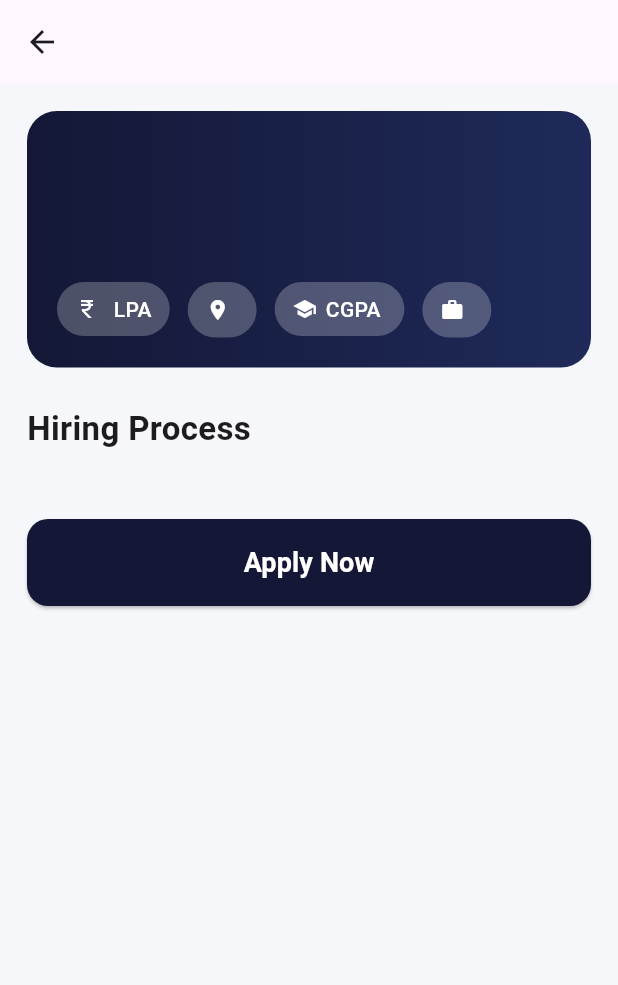
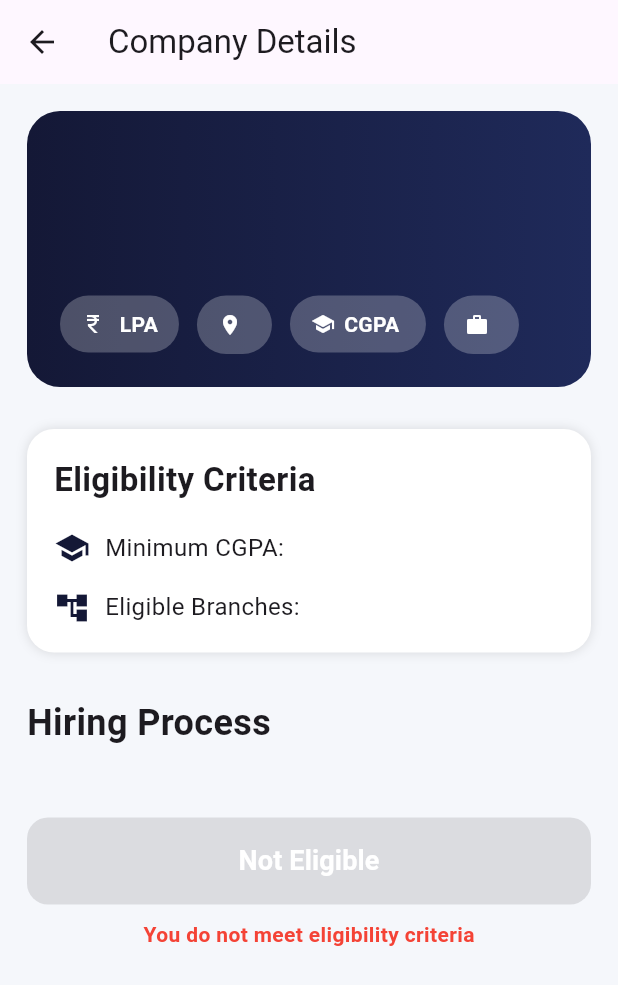
Before and after one commit to Anushka-Gurav/Placement_App, a Flutter app: the CompanyDetailScreen screen opened directly with empty values, on a phone screen of 412 x 824 dp. Shown: the top 985 px of the screen. Run offline on Flutter 3.47's test engine with Material 3 defaults, Android fonts, the phone set to English and light mode, and no system bars; our stand-ins replace cloud_firestore, firebase_auth, firebase_core, fl_chart; accounts and stored records are empty.

Commit message:
Adding Company Screen

```diff
--- a/lib/screens/student/company_list_screen.dart
+++ b/lib/screens/student/company_list_screen.dart
@@ -106,8 +106,6 @@ class CompanyListScreen extends StatelessWidget {
                             CompanyDetailScreen(
 
                               companyId: doc.id,
-
-                              company: c,
                             ),
                       ),
                     );
@@ -336,7 +334,7 @@ class CompanyListScreen extends StatelessWidget {
                                         companyId:
                                         doc.id,
 
-                                        company: c,
+
                                       ),
                                 ),
                               );
--- a/lib/services/company_detail_screen.dart
+++ b/lib/services/company_detail_screen.dart
@@ -1,39 +1,65 @@
 import 'package:flutter/material.dart';
 import 'package:cloud_firestore/cloud_firestore.dart';
+import 'package:firebase_auth/firebase_auth.dart';
 
 import 'application_firestore_service.dart';
 
 class CompanyDetailScreen extends StatelessWidget {
-
   final String companyId;
-
-  final Map<String, dynamic> company;
 
   const CompanyDetailScreen({
     super.key,
     required this.companyId,
-    required this.company,
   });
 
   @override
   Widget build(BuildContext context) {
+    return Scaffold(
+      backgroundColor: const Color(0xFFF5F7FB),
+
+      appBar: AppBar(
+        title: const Text("Company Details"),
+      ),
+
+      body: FutureBuilder<DocumentSnapshot>(
+        future: FirebaseFirestore.instance
+            .collection('companies')
+            .doc(companyId)
+            .get(),
+
+        builder: (context, snapshot) {
+
+          if (!snapshot.hasData) {
+            return const Center(
+              child: CircularProgressIndicator(),
+            );
+          }
+
+          if (!snapshot.data!.exists) {
+            return const Center(
+              child: Text("Company not found"),
+            );
+          }
+
+          final company =
+          snapshot.data!.data()
+          as Map<String, dynamic>;
+
+          // 🔥 DEBUG
+          print(company);
+
+          // 🔥 SAFE CGPA FETCH
+          final cgpaCutoff =
+              company['cgpaCutOff'] ??
+                  company['cgpaCutoff'] ??
+                  0;
 
           final process =
               company['process'] ?? [];
 
-    return Scaffold(
+          return SingleChildScrollView(
 
-      backgroundColor:
-      const Color(0xFFF5F7FB),
-
-      appBar: AppBar(
-        title: Text(company['name']),
-      ),
-
-      body: SingleChildScrollView(
-
-        padding:
-        const EdgeInsets.all(18),
+            padding: const EdgeInsets.all(18),
 
             child: Column(
               crossAxisAlignment:
@@ -41,14 +67,16 @@ class CompanyDetailScreen extends StatelessWidget {
 
               children: [
 
-            // 🔥 COMPANY CARD
+                // 🔥 HEADER
                 Container(
+
                   width: double.infinity,
 
                   padding:
-              const EdgeInsets.all(20),
+                  const EdgeInsets.all(22),
 
                   decoration: BoxDecoration(
+
                     gradient:
                     const LinearGradient(
                       colors: [
@@ -59,7 +87,7 @@ class CompanyDetailScreen extends StatelessWidget {
 
                     borderRadius:
                     BorderRadius.circular(
-                    20),
+                        22),
                   ),
 
                   child: Column(
@@ -70,12 +98,12 @@ class CompanyDetailScreen extends StatelessWidget {
                     children: [
 
                       Text(
-                    company['name'],
+                        company['name'] ?? "",
 
                         style:
                         const TextStyle(
                           color: Colors.white,
-                      fontSize: 28,
+                          fontSize: 32,
                           fontWeight:
                           FontWeight.bold,
                         ),
@@ -84,7 +112,7 @@ class CompanyDetailScreen extends StatelessWidget {
                       const SizedBox(height: 8),
 
                       Text(
-                    company['role'],
+                        company['role'] ?? "",
 
                         style:
                         const TextStyle(
@@ -94,7 +122,7 @@ class CompanyDetailScreen extends StatelessWidget {
                         ),
                       ),
 
-                  const SizedBox(height: 20),
+                      const SizedBox(height: 22),
 
                       Wrap(
                         spacing: 12,
@@ -109,17 +137,20 @@ class CompanyDetailScreen extends StatelessWidget {
 
                           chip(
                             Icons.location_on,
-                        company['location'],
+                            company['location'] ??
+                                "",
                           ),
 
+                          // ✅ FIXED CGPA
                           chip(
                             Icons.school,
-                        "CGPA ${company['cgpaCutOff']}",
+                            "CGPA $cgpaCutoff",
                           ),
 
                           chip(
                             Icons.work,
-                        company['type'],
+                            company['type'] ??
+                                "",
                           ),
                         ],
                       ),
@@ -127,11 +158,40 @@ class CompanyDetailScreen extends StatelessWidget {
                   ),
                 ),
 
-            const SizedBox(height: 25),
+                const SizedBox(height: 28),
 
-            // 🔥 PROCESS SECTION
+                // 🔥 ELIGIBILITY
+                Container(
+
+                  width: double.infinity,
+
+                  padding:
+                  const EdgeInsets.all(18),
+
+                  decoration: BoxDecoration(
+                    color: Colors.white,
+
+                    borderRadius:
+                    BorderRadius.circular(
+                        18),
+
+                    boxShadow: const [
+                      BoxShadow(
+                        color: Colors.black12,
+                        blurRadius: 6,
+                      )
+                    ],
+                  ),
+
+                  child: Column(
+                    crossAxisAlignment:
+                    CrossAxisAlignment
+                        .start,
+
+                    children: [
+
                       const Text(
-              "Hiring Process",
+                        "Eligibility Criteria",
 
                         style: TextStyle(
                           fontSize: 22,
@@ -140,7 +200,75 @@ class CompanyDetailScreen extends StatelessWidget {
                         ),
                       ),
 
-            const SizedBox(height: 15),
+                      const SizedBox(height: 18),
+
+                      Row(
+                        children: [
+
+                          const Icon(
+                            Icons.school,
+                            color:
+                            Color(0xFF141836),
+                          ),
+
+                          const SizedBox(width: 10),
+
+                          Text(
+                            "Minimum CGPA: $cgpaCutoff",
+
+                            style: const TextStyle(
+                              fontSize: 16,
+                            ),
+                          ),
+                        ],
+                      ),
+
+                      const SizedBox(height: 16),
+
+                      Row(
+                        crossAxisAlignment:
+                        CrossAxisAlignment
+                            .start,
+
+                        children: [
+
+                          const Icon(
+                            Icons.account_tree,
+                            color:
+                            Color(0xFF141836),
+                          ),
+
+                          const SizedBox(width: 10),
+
+                          Expanded(
+                            child: Text(
+                              "Eligible Branches: ${(company['branches'] ?? []).join(", ")}",
+
+                              style: const TextStyle(
+                                fontSize: 16,
+                              ),
+                            ),
+                          ),
+                        ],
+                      ),
+                    ],
+                  ),
+                ),
+
+                const SizedBox(height: 30),
+
+                // 🔥 PROCESS
+                const Text(
+                  "Hiring Process",
+
+                  style: TextStyle(
+                    fontSize: 24,
+                    fontWeight:
+                    FontWeight.bold,
+                  ),
+                ),
+
+                const SizedBox(height: 16),
 
                 ...List.generate(
                   process.length,
@@ -152,21 +280,23 @@ class CompanyDetailScreen extends StatelessWidget {
 
                       margin:
                       const EdgeInsets.only(
-                      bottom: 12),
+                          bottom: 14),
 
                       padding:
-                  const EdgeInsets.all(16),
+                      const EdgeInsets.all(
+                          16),
 
                       decoration: BoxDecoration(
                         color: Colors.white,
 
                         borderRadius:
                         BorderRadius.circular(
-                        16),
+                            18),
 
                         boxShadow: const [
                           BoxShadow(
-                        color: Colors.black12,
+                            color:
+                            Colors.black12,
                             blurRadius: 6,
                           )
                         ],
@@ -176,14 +306,17 @@ class CompanyDetailScreen extends StatelessWidget {
                         children: [
 
                           Container(
-                        width: 40,
-                        height: 40,
+
+                            width: 42,
+                            height: 42,
 
                             decoration:
                             BoxDecoration(
+
                               color: const Color(
                                   0xFF141836)
-                              .withOpacity(0.1),
+                                  .withOpacity(
+                                  0.1),
 
                               shape:
                               BoxShape.circle,
@@ -221,7 +354,7 @@ class CompanyDetailScreen extends StatelessWidget {
 
                                   style:
                                   const TextStyle(
-                                fontSize: 16,
+                                    fontSize: 17,
                                     fontWeight:
                                     FontWeight
                                         .w600,
@@ -235,10 +368,10 @@ class CompanyDetailScreen extends StatelessWidget {
                                   p['datetime'] ??
                                       "",
 
-                              style:
-                              TextStyle(
-                                color: Colors
-                                    .grey[700],
+                                  style: TextStyle(
+                                    color:
+                                    Colors.grey[
+                                    700],
                                   ),
                                 ),
                               ],
@@ -253,16 +386,92 @@ class CompanyDetailScreen extends StatelessWidget {
                 const SizedBox(height: 30),
 
                 // 🔥 APPLY BUTTON
+                FutureBuilder<DocumentSnapshot>(
+
+                  future:
+                  FirebaseFirestore
+                      .instance
+                      .collection(
+                      'users')
+                      .doc(FirebaseAuth
+                      .instance
+                      .currentUser!
+                      .uid)
+                      .get(),
+
+                  builder:
+                      (context, snapshot) {
+
+                    if (!snapshot
+                        .hasData) {
+
+                      return const Center(
+                        child:
+                        CircularProgressIndicator(),
+                      );
+                    }
+
+                    final user =
+                    snapshot.data!
+                        .data()
+                    as Map<String,
+                        dynamic>;
+
+                    // 🔥 STUDENT DATA
+                    final studentCgpa =
+                        double.tryParse(
+                          user['cgpa']
+                              .toString(),
+                        ) ??
+                            0;
+
+                    final studentBranch =
+                        user['branch'] ?? "";
+
+                    // 🔥 COMPANY DATA
+                    final cutoff =
+                        double.tryParse(
+                          cgpaCutoff
+                              .toString(),
+                        ) ??
+                            0;
+
+                    final branches =
+                    List<String>.from(
+                      company['branches'] ??
+                          [],
+                    );
+
+                    // 🔥 ELIGIBILITY
+                    final eligible =
+                        studentCgpa >=
+                            cutoff &&
+                            branches.contains(
+                                studentBranch);
+
+                    return Column(
+                      children: [
+
                         SizedBox(
-              width: double.infinity,
+                          width:
+                          double.infinity,
 
-              child: ElevatedButton(
+                          child:
+                          ElevatedButton(
 
                             style:
-                ElevatedButton.styleFrom(
+                            ElevatedButton
+                                .styleFrom(
+
                               backgroundColor:
-                  const Color(
-                      0xFF141836),
+
+                              eligible
+
+                                  ? const Color(
+                                  0xFF141836)
+
+                                  : Colors
+                                  .grey,
 
                               padding:
                               const EdgeInsets
@@ -273,49 +482,57 @@ class CompanyDetailScreen extends StatelessWidget {
                               shape:
                               RoundedRectangleBorder(
                                 borderRadius:
-                    BorderRadius.circular(
+                                BorderRadius
+                                    .circular(
                                     14),
                               ),
                             ),
 
-                onPressed: () async {
+                            onPressed:
+                            eligible
 
-                  // 🔥 CHECK IF COMPANY EXISTS
+                                ? () async {
+
                               final doc =
                               await FirebaseFirestore
                                   .instance
                                   .collection(
                                   'companies')
-                      .doc(companyId)
+                                  .doc(
+                                  companyId)
                                   .get();
 
-                  if (!doc.exists) {
+                              if (!doc
+                                  .exists) {
 
                                 ScaffoldMessenger.of(
                                     context)
                                     .showSnackBar(
 
                                   const SnackBar(
-                        content: Text(
+                                    content:
+                                    Text(
                                       "Company no longer exists",
                                     ),
                                   ),
                                 );
 
-                    Navigator.pop(context);
+                                Navigator.pop(
+                                    context);
 
                                 return;
                               }
 
-                  // 🔥 APPLY
                               final ok =
                               await ApplicationFirestoreService()
                                   .apply(
                                 companyName:
-                    company['name'],
+                                company[
+                                'name'],
 
                                 role:
-                    company['role'],
+                                company[
+                                'role'],
                               );
 
                               ScaffoldMessenger.of(
@@ -323,7 +540,8 @@ class CompanyDetailScreen extends StatelessWidget {
                                   .showSnackBar(
 
                                 SnackBar(
-                      content: Text(
+                                  content:
+                                  Text(
 
                                     ok
 
@@ -333,27 +551,58 @@ class CompanyDetailScreen extends StatelessWidget {
                                   ),
                                 ),
                               );
-                },
+                            }
 
-                child: const Text(
-                  "Apply Now",
+                                : null,
 
-                  style: TextStyle(
+                            child: Text(
+
+                              eligible
+
+                                  ? "Apply Now"
+
+                                  : "Not Eligible",
+
+                              style:
+                              const TextStyle(
                                 fontSize: 18,
-                    color: Colors.white,
+                                color:
+                                Colors.white,
                                 fontWeight:
-                    FontWeight.bold,
+                                FontWeight
+                                    .bold,
                               ),
                             ),
                           ),
-            )
+                        ),
+
+                        const SizedBox(height: 10),
+
+                        if (!eligible)
+
+                          const Text(
+                            "You do not meet eligibility criteria",
+
+                            style: TextStyle(
+                              color: Colors.red,
+                              fontWeight:
+                              FontWeight
+                                  .w600,
+                            ),
+                          ),
+                      ],
+                    );
+                  },
+                ),
               ],
             ),
+          );
+        },
       ),
     );
   }
 
-  // 🔥 CHIP
+  // 🔥 CHIP WIDGET
   Widget chip(
       IconData icon,
       String text,
@@ -363,8 +612,8 @@ class CompanyDetailScreen extends StatelessWidget {
 
       padding:
       const EdgeInsets.symmetric(
-        horizontal: 12,
-        vertical: 8,
+        horizontal: 14,
+        vertical: 9,
       ),
 
       decoration: BoxDecoration(
@@ -393,7 +642,7 @@ class CompanyDetailScreen extends StatelessWidget {
             style: const TextStyle(
               color: Colors.white,
               fontWeight:
-              FontWeight.w500,
+              FontWeight.w600,
             ),
           ),
         ],
```
Also changed, not shown: 2 other files. Lines whose indentation alone changed are shown as unchanged.
